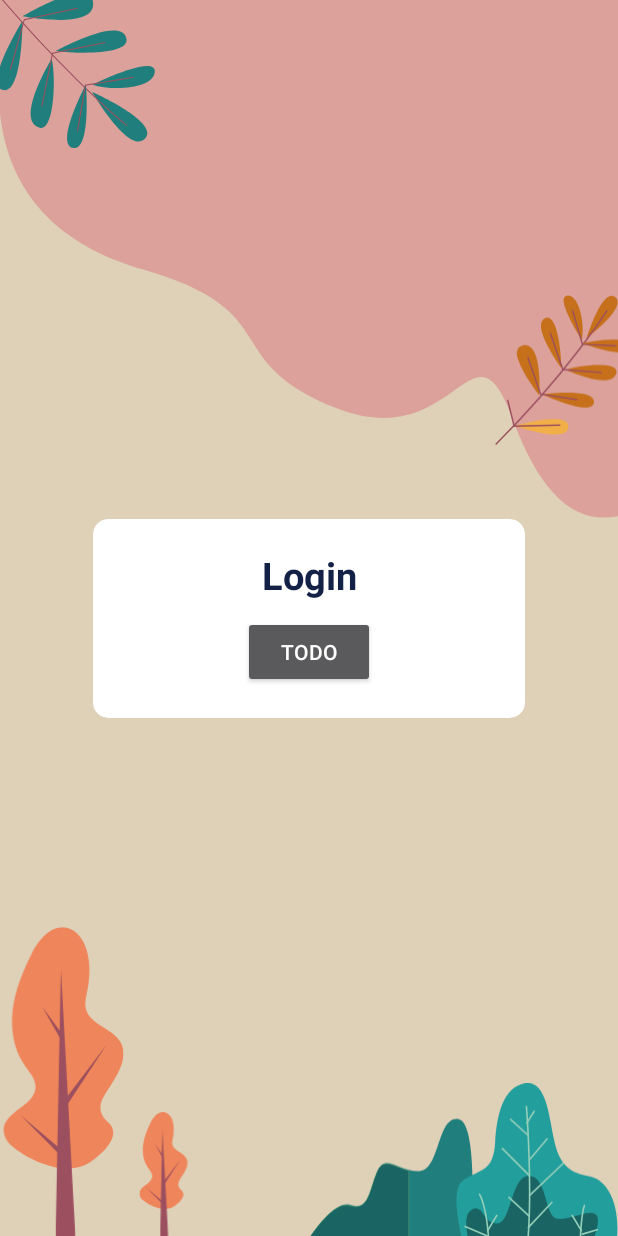
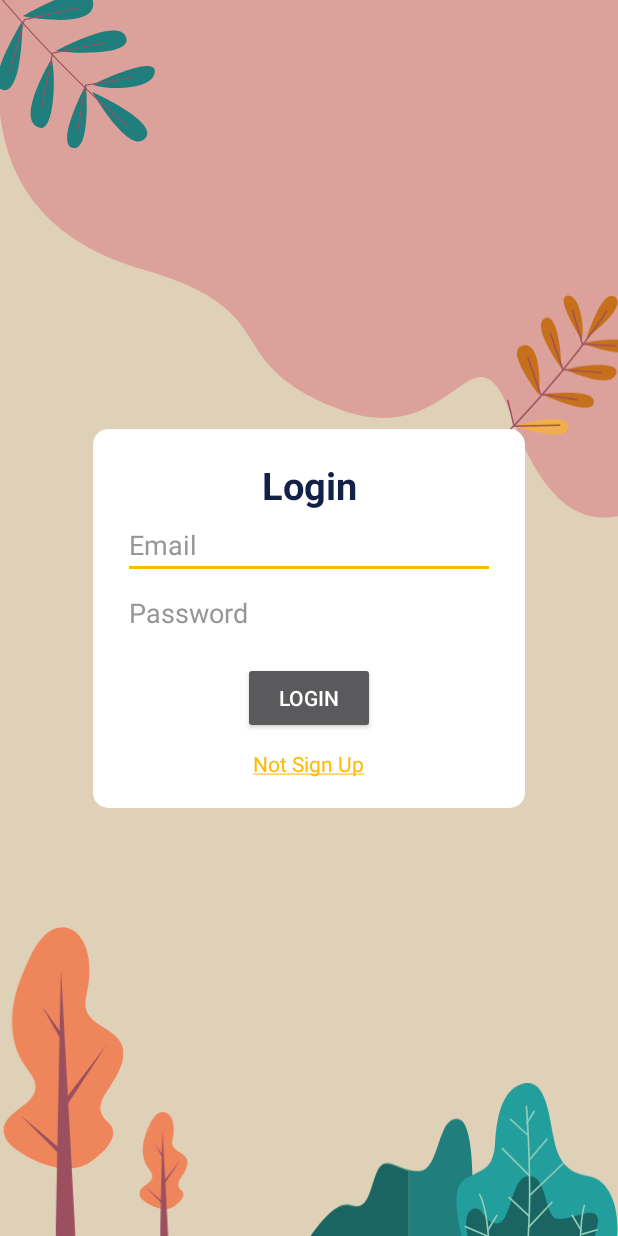
Before and after one commit to Pakopac/polumap_android, an Android app: the screen it shows after launch (IntroActivity), on a phone screen of 412 x 824 dp. Run offline under Robolectric (Android 15) with nearby library versions, the phone set to English and light mode, and no system bars; our stand-ins replace Firebase (no records; nobody signed in at launch, a user with empty details on screens opened directly).

```diff
--- a/app/build.gradle
+++ b/app/build.gradle
@@ -3,6 +3,7 @@ apply plugin: 'com.android.application'
 apply plugin: 'kotlin-android'
 
 apply plugin: 'kotlin-android-extensions'
+apply plugin: 'com.google.gms.google-services'
 
 allprojects {
     repositories {
@@ -34,13 +35,14 @@ android {
 
 dependencies {
     implementation fileTree(dir: 'libs', include: ['*.jar'])
-    implementation"org.jetbrains.kotlin:kotlin-stdlib-jdk7:$kotlin_version"
+    implementation "org.jetbrains.kotlin:kotlin-stdlib-jdk7:$kotlin_version"
     implementation 'androidx.appcompat:appcompat:1.0.0'
     implementation 'androidx.core:core-ktx:1.1.0'
     implementation 'com.google.android.gms:play-services-maps:17.0.0'
     implementation 'com.squareup.retrofit2:retrofit:2.6.0'
     implementation 'com.google.code.gson:gson:2.8.5'
     implementation 'com.squareup.retrofit2:converter-gson:2.6.0'
+    implementation 'com.google.firebase:firebase-auth:16.0.5'
     testImplementation 'junit:junit:4.12'
     androidTestImplementation 'androidx.test:runner:1.1.0'
     androidTestImplementation 'androidx.test.espresso:espresso-core:3.1.0'
@@ -57,4 +59,5 @@ dependencies {
 
     implementation 'com.github.florent37:shapeofview:1.3.2'
     implementation 'com.github.AnyChart:AnyChart-Android:1.1.2'
+
 }
--- a/app/src/main/AndroidManifest.xml
+++ b/app/src/main/AndroidManifest.xml
@@ -28,6 +28,9 @@
             android:theme="@style/IntroTheme"
             android:exported="false" />
 
+        <activity android:name=".ui.screens.intro.RegisterActivity"
+                android:exported="false" />
+
         <activity android:name=".ui.screens.main.MainActivity"
             android:exported="false" />
 
--- a/app/src/main/res/layout/activity_intro.xml
+++ b/app/src/main/res/layout/activity_intro.xml
@@ -46,13 +46,38 @@
                 android:textSize="25sp"
                 android:textStyle="bold" />
 
+            <EditText
+                    android:id="@+id/email_login"
+                    android:textColor="@color/colorPrimary"
+                    android:textColorHint="@color/placeholder"
+                    android:layout_width="match_parent"
+                    android:layout_height="match_parent"
+                    android:hint="@string/email"/>
+
+            <EditText
+                    android:id="@+id/password_login"
+                    android:textColor="@color/colorPrimary"
+                    android:textColorHint="@color/placeholder"
+                    android:hint="@string/password"
+                    android:layout_width="match_parent"
+                    android:layout_height="match_parent"/>
+
             <Button
                 android:id="@+id/intro_login_button"
                 android:layout_width="wrap_content"
                 android:layout_height="wrap_content"
                 android:layout_gravity="center"
                 android:layout_marginTop="10dp"
-                android:text="TODO" />
+                android:text="@string/login_button" />
+
+            <TextView
+                    android:id="@+id/intro_button_redirectSignUp"
+                    android:textColor="@color/colorPrimary"
+                    android:layout_width="wrap_content"
+                    android:layout_height="wrap_content"
+                    android:layout_gravity="center"
+                    android:layout_marginTop="10dp"
+                    android:text="@string/intro_redirect_register" />
 
         </LinearLayout>
 
--- a/app/src/main/res/values/colors.xml
+++ b/app/src/main/res/values/colors.xml
@@ -18,4 +18,6 @@
     <color name="bubble_lightBorder">#e9f0fc</color>
     <color name="bubble_lightBackground">#fafafa</color>
     <color name="button_background">#527397</color>
+
+    <color name="placeholder">#969696</color>
 </resources>
--- a/app/src/main/res/values/strings.xml
+++ b/app/src/main/res/values/strings.xml
@@ -3,6 +3,14 @@
     <string name="title_activity_maps">Map</string>
 
     <string name="intro_login_title">Login</string>
+    <string name="intro_register_title">Register</string>
+    <string name="intro_redirect_register">
+        <a href="#">Not Sign Up</a>
+    </string>
+    <string name="email">Email</string>
+    <string name="password">Password</string>
+    <string name="login_button">Login</string>
+    <string name="register_button">Register</string>
 
     <string name="main_menu_around_me">Around me</string>
     <string name="main_menu_settings">Settings</string>
--- a/build.gradle
+++ b/build.gradle
@@ -8,8 +8,9 @@ buildscript {
 
     }
     dependencies {
-        classpath 'com.android.tools.build:gradle:3.4.1'
+        classpath 'com.android.tools.build:gradle:3.5.2'
         classpath "org.jetbrains.kotlin:kotlin-gradle-plugin:$kotlin_version"
+        classpath 'com.google.gms:google-services:4.2.0'
         // NOTE: Do not place your application dependencies here; they belong
         // in the individual module build.gradle files
     }
```
Also changed, not shown: app/src/main/java/com/supinternet/aqi/ui/screens/intro/IntroActivity.kt (+38 -4 lines), app/src/main/java/com/supinternet/aqi/ui/screens/intro/RegisterActivity.kt (added, +53 -0 lines), app/src/main/java/com/supinternet/aqi/ui/screens/main/tabs/aroundme/MapsTab.kt (+14 -12 lines), app/src/main/res/layout/activity_intro_register.xml (added, +73 -0 lines), gradle/wrapper/gradle-wrapper.properties, 2 other files.
